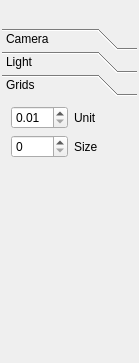
The window that src/cpp/plantgl/gui/base/interface/controlpanelwidget.ui (openalea/plantgl) describes before a commit, drawn with Qt 5.
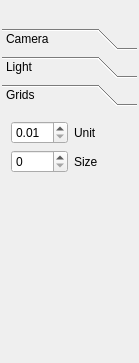
The same window after the commit. The open tabs and pages were chosen to show the change.

Commit message: - incompatibility for tabSpaciing

```diff
--- a/src/cpp/plantgl/gui/base/interface/controlpanelwidget.ui
+++ b/src/cpp/plantgl/gui/base/interface/controlpanelwidget.ui
@@ -36,9 +36,6 @@
      <property name="currentIndex" >
       <number>0</number>
      </property>
-     <property name="tabSpacing" >
-      <number>1</number>
-     </property>
      <widget class="QWidget" name="page" >
       <property name="geometry" >
        <rect>
@@ -370,8 +367,8 @@
        <rect>
         <x>0</x>
         <y>0</y>
-        <width>115</width>
-        <height>263</height>
+        <width>98</width>
+        <height>70</height>
        </rect>
       </property>
       <attribute name="label" >
```
Left out of the diff: 4 changed lines with no effect on the pictures.
